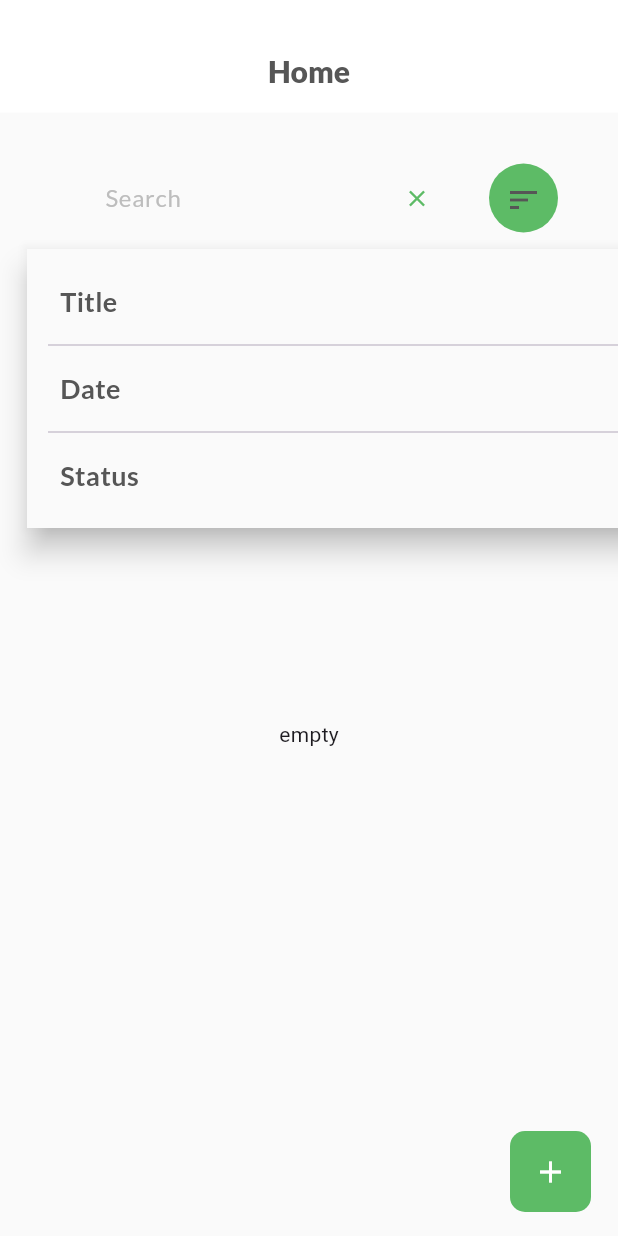
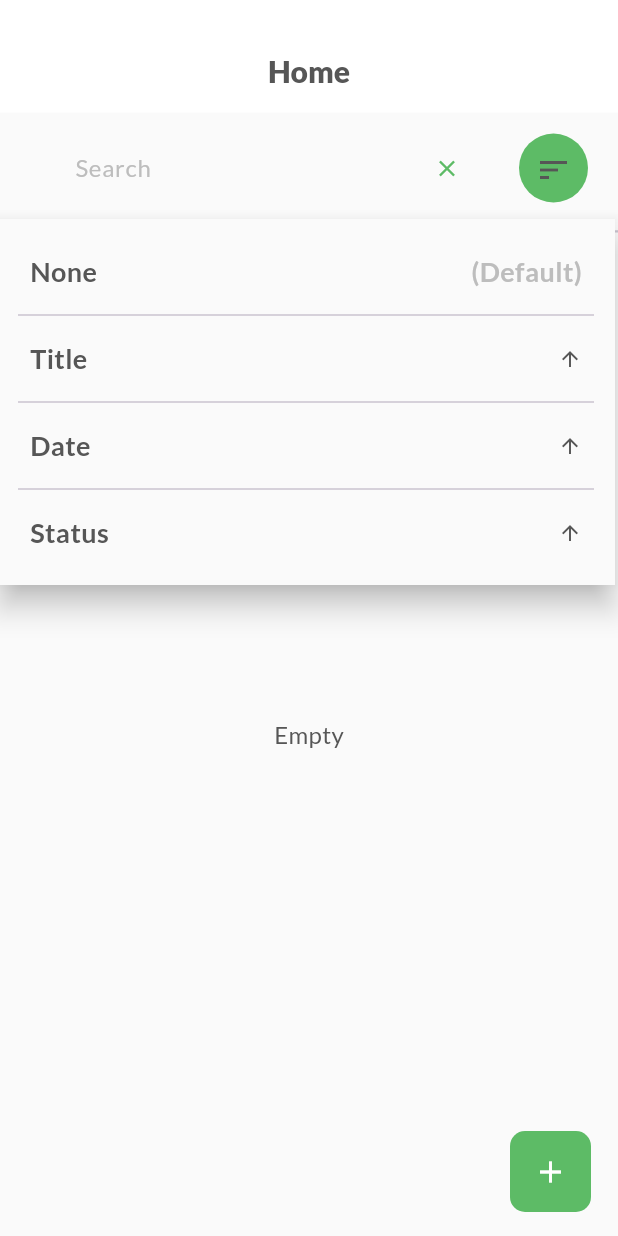
Before and after one commit to natchaDev/to-do-list-getx, a Flutter app: the screen it shows after launch, after a tap on the "sort" icon, on a phone screen of 412 x 824 dp. Run offline on Flutter 3.47's test engine with Material 3 defaults, Android fonts, the phone set to English and light mode, and no system bars; our stand-ins replace dio, get, hive, image_picker, path_provider_platform_interface and 2 more; missing offline and left inert: dart:ffi, mockito; accounts and stored records are empty.

Commit message:
Developer (#2)
* mvvm boilerplate

* change configs

* - Todo list
- Unit test

* - add date
- date picker
- remove unused file
- refactor code

* - ascending & descending order
- unit test
- indicator
- empty content
- refactor
- improve ui

* remove comment

---------

Co-authored-by: natchaSWD <112603678+natchaSWD@users.noreply.github.com>

```diff
--- a/lib/application/base/base_view.dart
+++ b/lib/application/base/base_view.dart
@@ -3,6 +3,7 @@ import 'package:get/get.dart';
 import 'package:getx_mvvm_boilerplate/application/base/base_controller.dart';
 import 'package:getx_mvvm_boilerplate/application/life_cycle_linstener.dart';
 import 'package:getx_mvvm_boilerplate/commons/constants/ui_constant.dart';
+import 'package:getx_mvvm_boilerplate/ui/_theme/app_theme.dart';
 
 abstract class BaseView<Controller extends BaseController>
     extends GetView<Controller> implements LifeCycleListener {
@@ -57,7 +58,11 @@ abstract class BaseView<Controller extends BaseController>
   }
 
   Widget loading() {
-    return Container();
+    return Center(
+      child: CircularProgressIndicator(
+        color: ThemeData().primary(),
+      ),
+    );
   }
 }
 
--- a/lib/assets/i18n/_en.dart
+++ b/lib/assets/i18n/_en.dart
@@ -22,4 +22,5 @@ final Map<String, String> en = {
   '_please_enter_a_maximum_of_100_characters': 'Please enter a maximum of 100 characters.',
   '_date': 'Date',
   '_id': 'ID',
+  '_empty': 'Empty',
 };
--- a/lib/assets/i18n/_th.dart
+++ b/lib/assets/i18n/_th.dart
@@ -22,4 +22,5 @@ final Map<String, String> th = {
   '_please_enter_a_maximum_of_100_characters': 'กรุณากรอกไม่เกิน 100 ตัวอักษร',
   '_date': 'วันที่',
   '_id': 'รหัส',
+  '_empty': 'ไม่มีข้อมูล',
 };
--- a/lib/assets/i18n/i18n_constant.dart
+++ b/lib/assets/i18n/i18n_constant.dart
@@ -22,6 +22,7 @@ class I18NConst {
   final String pleaseEnterAMaximumOf100Characters = '_please_enter_a_maximum_of_100_characters';
   final String date = '_date';
   final String id = '_id';
+  final String empty = '_empty';
 }
 
 var i18n = I18NConst();
--- a/lib/ui/_widgets/empty_content.dart
+++ b/lib/ui/_widgets/empty_content.dart
@@ -1,18 +1,17 @@
 import 'package:flutter/material.dart';
 import 'package:get/get.dart';
+import 'package:getx_mvvm_boilerplate/assets/i18n/i18n_constant.dart';
+import 'package:getx_mvvm_boilerplate/ui/_style/text_styles.dart';
 
 class EmptyContent extends StatelessWidget {
-
   @override
   Widget build(BuildContext context) {
     return Container(
       width: MediaQuery.of(context).size.width,
       alignment: Alignment.center,
       child: Text(
-        'empty'.tr,
-        // style: Styles(uiTheme)
-        //     .textMedium
-        //     .copyWith(color: uiTheme.secondaryTextColor),
+        i18n.empty.tr,
+        style: context.textSmall,
       ),
     );
   }
--- a/lib/ui/_widgets/search_and_sorting_content.dart
+++ b/lib/ui/_widgets/search_and_sorting_content.dart
@@ -3,6 +3,7 @@ import 'package:get/get.dart' hide GetDynamicUtils;
 import 'package:getx_mvvm_boilerplate/commons/constants/constant.dart';
 import 'package:getx_mvvm_boilerplate/assets/i18n/i18n_constant.dart';
 import 'package:getx_mvvm_boilerplate/commons/constants/ui_constant.dart';
+import 'package:getx_mvvm_boilerplate/models/rx_nullable.dart';
 import 'package:getx_mvvm_boilerplate/ui/_style/text_styles.dart';
 import 'package:getx_mvvm_boilerplate/ui/_theme/app_theme.dart';
 import 'package:getx_mvvm_boilerplate/commons/utils/list_utils.dart';
@@ -11,7 +12,7 @@ class SearchAndSortingContent extends StatefulWidget {
   final TextEditingController textEditingController;
   final Function(String text) onSubmitted;
   final Function(String text) onChanged;
-  final Function(String sort)? onSorted;
+  final Function(String sort, bool isAscending)? onSorted;
   final List<String>? sortLists;
 
   const SearchAndSortingContent({
@@ -29,12 +30,16 @@ class SearchAndSortingContent extends StatefulWidget {
 }
 
 class _SearchAndSortingContentState extends State<SearchAndSortingContent> {
+  final RxBool _isAscending = true.obs;
+  final Rx<String?> _selectedSort = RxNullable<String?>().setNull();
   final _layerLink = LayerLink();
   OverlayEntry? _entry;
 
   @override
   void dispose() {
     _hideOverlay();
+    _selectedSort.close();
+    _isAscending.close();
     super.dispose();
   }
 
@@ -43,10 +48,9 @@ class _SearchAndSortingContentState extends State<SearchAndSortingContent> {
     return height * (widget.sortLists?.length ?? 1);
   }
 
-  void _showOverlay() {
+  _showOverlay() {
     _hideOverlay();
     final overlay = Overlay.of(context);
-
     _entry = OverlayEntry(
       builder: (BuildContext context) => Stack(
         children: [
@@ -82,13 +86,23 @@ class _SearchAndSortingContentState extends State<SearchAndSortingContent> {
     overlay.insert(_entry!);
   }
 
-  void _hideOverlay() {
+  _hideOverlay() {
     _entry?.remove();
     _entry = null;
   }
 
+  IconData _getIcons(String title, String? selectedSort, bool isAscending) {
+    if (title == selectedSort) {
+      return isAscending ? Icons.arrow_upward : Icons.arrow_downward;
+    } else {
+      return Icons.arrow_upward;
+    }
+  }
+
   Widget _selectSort(
     String title, {
+    required String? selectedSort,
+    required bool isAscending,
     required Function onTap,
     bool isLast = false,
   }) {
@@ -102,9 +116,15 @@ class _SearchAndSortingContentState extends State<SearchAndSortingContent> {
             padding: EdgeInsets.all(Dimen.xxxSmall),
             child: Row(
               children: [
-                Text(
+                Expanded(
+                  child: Text(
                     title,
-                  style: context.textMediumNormal,
+                    style: context.textMediumNormal.copyWith(
+                      color: selectedSort == title
+                          ? ThemeData().primary()
+                          : ThemeData().primaryText(),
+                    ),
+                  ),
                 ),
                 Visibility(
                   visible: title == SortType.none,
@@ -113,6 +133,14 @@ class _SearchAndSortingContentState extends State<SearchAndSortingContent> {
                     style: context.textMediumNormal.copyWith(
                       color: ThemeData().secondaryText(),
                     ),
+                  ),
+                ),
+                Visibility(
+                  visible: title != SortType.none,
+                  child: Icon(
+                    _getIcons(title, selectedSort, isAscending),
+                    color: ThemeData().icon(),
+                    size: IconSize.small,
                   ),
                 ),
               ],
@@ -135,23 +163,36 @@ class _SearchAndSortingContentState extends State<SearchAndSortingContent> {
       color: ThemeData().background2(),
       child: Padding(
         padding: EdgeInsets.all(Dimen.small),
-        child: ListView.builder(
+        child: Obx(() {
+          String? selectedSort = _selectedSort.value;
+          bool isAscending = _isAscending.value;
+          return ListView.builder(
             padding: EdgeInsets.zero,
             physics: const NeverScrollableScrollPhysics(),
             shrinkWrap: true,
             itemCount: sortingLists.length,
             itemBuilder: (BuildContext context, int index) {
+              String item = sortingLists[index];
               return _selectSort(
-              sortingLists[index],
+                item,
+                selectedSort: selectedSort,
+                isAscending: isAscending,
                 onTap: () {
                   if (widget.onSorted == null) return;
-                widget.onSorted?.call(sortingLists[index]);
+                  if (_selectedSort.value == item && item != SortType.none) {
+                    _isAscending.toggle();
+                  } else {
+                    _isAscending.value = true;
+                  }
+                  _selectedSort.value = item;
+                  widget.onSorted?.call(item, _isAscending.value);
                   _hideOverlay();
                 },
                 isLast: index == sortingLists.length - 1,
               );
             },
-        ),
+          );
+        }),
       ),
     );
   }
--- a/lib/ui/home/_widgets/todo_item_list.dart
+++ b/lib/ui/home/_widgets/todo_item_list.dart
@@ -76,10 +76,14 @@ class TodoItemList extends StatelessWidget {
     return Container(
       margin: EdgeInsets.only(bottom: Dimen.xxSmall),
       child: Row(
+        mainAxisAlignment: MainAxisAlignment.start,
+        crossAxisAlignment: CrossAxisAlignment.start,
         children: [
           Text('${title.tr}:', style: context.textSmallBold),
           HSpacings.small,
-          Text(content ?? '-', style: context.textSmall),
+          Flexible(
+            child: Text(content ?? '-', style: context.textSmall),
+          ),
         ],
       ),
     );
--- a/lib/ui/home/home.view.dart
+++ b/lib/ui/home/home.view.dart
@@ -1,3 +1,5 @@
+import 'dart:ffi';
+
 import 'package:flutter/material.dart';
 import 'package:get/get.dart';
 import 'package:getx_mvvm_boilerplate/application/base/base_view.dart';
@@ -45,27 +47,26 @@ class HomeView extends BaseView<HomeVM> {
   }
 
   Widget _content(BuildContext context) {
-    return baseContent(
-      child: Center(
-        child: Column(
+    return Column(
       children: [
         SearchAndSortingContent(
           textEditingController: _searchController,
           onSubmitted: controller.onSearchSubmitted,
           onChanged: controller.onSearchChanged,
-              onSorted: controller.onSorted,
+          onSorted: (String type, bool isAscending) {
+            controller.onSorted(type, isAscending: isAscending);
+          },
           sortLists: const [
+            SortType.none,
             SortType.title,
             SortType.date,
             SortType.status,
           ],
         ),
         Expanded(
-              child: _listViewContent(),
+          child: baseContent(child: _listViewContent()),
         ),
       ],
-        ),
-      ),
     );
   }
 
--- a/lib/ui/home/home.vm.dart
+++ b/lib/ui/home/home.vm.dart
@@ -20,6 +20,8 @@ class HomeVM extends BaseController {
     delay: const Duration(milliseconds: 1500),
   );
   List<TodoDetail> _todoDetailList = [];
+  bool _isAscending = true;
+  String _sortType = SortType.none;
 
   @override
   void onInit() {
@@ -27,12 +29,13 @@ class HomeVM extends BaseController {
     super.onInit();
   }
 
-  _loadTodoDetail(){
+  _loadTodoDetail() {
     pageState.value = PageState.LOADING;
     _todoRepository.getTodoDetailList().then((List<TodoDetail> list) {
       pageState.value = PageState.DEFAULT;
-      _todoDetailList = list;
+      _todoDetailList = list.toList();
       todoDetailList.value = list;
+      _sort(_sortType, _isAscending);
     }).catchError((e) {
       pageState.value = PageState.DEFAULT;
       showErrorMessage(e);
@@ -89,13 +92,28 @@ class HomeVM extends BaseController {
     }).toList();
   }
 
-  onSorted(String type) {
+  onSorted(String type, {bool isAscending = true}) {
     pageState.value = PageState.LOADING;
-    todoDetailList.sort((f, s) => _sort(type, f, s));
+    _sortType = type;
+    _isAscending = isAscending;
+    _sort(type, isAscending);
     pageState.value = PageState.DEFAULT;
   }
 
-  int _sort(String type, TodoDetail f, TodoDetail s) {
+  _sort(String type, bool isAscending) {
+    if (type == SortType.none) {
+      todoDetailList.value = _todoDetailList.toList();
+      pageState.value = PageState.DEFAULT;
+      return;
+    }
+    if (isAscending) {
+      todoDetailList.sort((f, s) => _comparator(type, f, s));
+    } else {
+      todoDetailList.sort((s, f) => _comparator(type, f, s));
+    }
+  }
+
+  int _comparator(String type, TodoDetail f, TodoDetail s) {
     switch (type) {
       case SortType.title:
         return TodoDetail.titleComparator(f, s);
```
Also changed, not shown: lib/ui/_widgets/date_picker_content.dart (+37 -43 lines), lib/ui/_widgets/text_field/app_text_form_field.dart (+10 -6 lines), lib/ui/todo/create_todo/create_todo.view.dart (+6 -6 lines), lib/ui/todo/todo_detail/todo_detail.view.dart (+7 -5 lines), 2 other files. Lines whose indentation alone changed are shown as unchanged.
